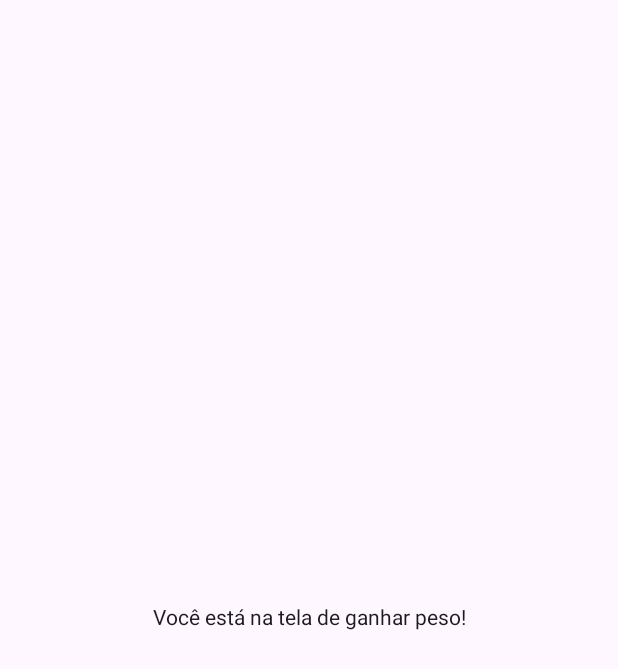
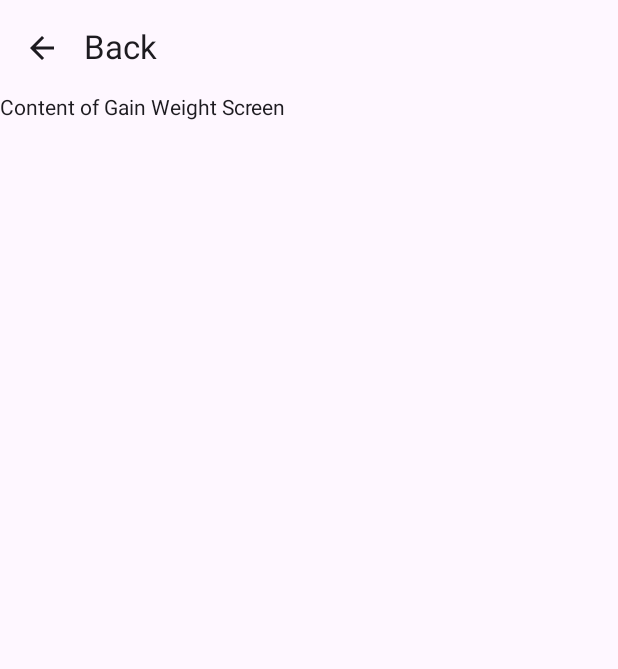
Before and after one commit to diogodiogo2002/ProgAvancada, an Android app built with Jetpack Compose: the composable GainWeightScreen shown on its own in the app's theme, on a phone screen of 412 x 824 dp. Shown: the top 669 px of the screen. Run offline under Robolectric (Android 15) with nearby library versions, the phone set to English and light mode, and no system bars; 2 statements that could not run were skipped.

Commit message:
Adicionado botão de back e class CustomScaffold
CustomScaffold classe que controla o conteudo de cada screen e renderiza o botao de back

```diff
--- /dev/null
+++ b/FitnessApp/app/src/main/java/com/example/fitnessapp/CustomScaffold.kt
@@ -0,0 +1,36 @@
+package com.example.fitnessapp
+
+import android.annotation.SuppressLint
+import androidx.compose.material.icons.Icons
+import androidx.compose.material.icons.filled.ArrowBack
+import androidx.compose.material3.ExperimentalMaterial3Api
+import androidx.compose.material3.Icon
+import androidx.compose.material3.IconButton
+import androidx.compose.material3.Scaffold
+import androidx.compose.material3.Text
+import androidx.compose.material3.TopAppBar
+import androidx.compose.runtime.Composable
+import androidx.navigation.NavController
+
+@SuppressLint("UnusedMaterial3ScaffoldPaddingParameter")
+@OptIn(ExperimentalMaterial3Api::class)
+@Composable
+fun CustomScaffold(navController: NavController, showBackButton: Boolean, content: @Composable () -> Unit) {
+    Scaffold(
+        topBar = {
+            if (showBackButton) {
+
+                TopAppBar(
+                    title = { Text("Back") },
+                    navigationIcon = {
+                        IconButton(onClick = { navController.popBackStack() }) {
+                            Icon(Icons.Default.ArrowBack, contentDescription = "Back")
+                        }
+                    }
+                )
+            }
+        }
+    ) {
+        content()
+    }
+}
--- a/FitnessApp/app/src/main/java/com/example/fitnessapp/GainWeightScreen.kt
+++ b/FitnessApp/app/src/main/java/com/example/fitnessapp/GainWeightScreen.kt
@@ -4,20 +4,34 @@ import androidx.compose.foundation.layout.Arrangement
 import androidx.compose.foundation.layout.Column
 import androidx.compose.foundation.layout.fillMaxSize
 import androidx.compose.foundation.layout.padding
+import androidx.compose.material.icons.Icons
+import androidx.compose.material.icons.filled.ArrowBack
+import androidx.compose.material3.ExperimentalMaterial3Api
+import androidx.compose.material3.Icon
+import androidx.compose.material3.IconButton
 import androidx.compose.material3.Text
+import androidx.compose.material3.TopAppBar
 import androidx.compose.runtime.Composable
 import androidx.compose.ui.Alignment
 import androidx.compose.ui.Modifier
 import androidx.compose.ui.unit.dp
 import androidx.navigation.NavController
 
+@OptIn(ExperimentalMaterial3Api::class)
 @Composable
 fun GainWeightScreen(navController: NavController) {
-    Column(
-        modifier = Modifier.fillMaxSize(),
-        horizontalAlignment = Alignment.CenterHorizontally,
-        verticalArrangement = Arrangement.Center
-    ) {
-        Text(text = "Você está na tela de ganhar peso!", modifier = Modifier.padding(16.dp))
+    CustomScaffold(navController = navController, showBackButton = true) {
+        Column {
+            TopAppBar(
+                title = { Text("Gain Weight Screen") },
+                navigationIcon = {
+                    IconButton(onClick = { navController.popBackStack() }) {
+                        Icon(Icons.Default.ArrowBack, contentDescription = "Back")
+                    }
+                },
+
+            )
+            Text("Content of Gain Weight Screen")
+        }
     }
 }
```
Also changed, not shown: FitnessApp/app/src/main/java/com/example/fitnessapp/LoseWeightScreen.kt (+20 -6 lines).
